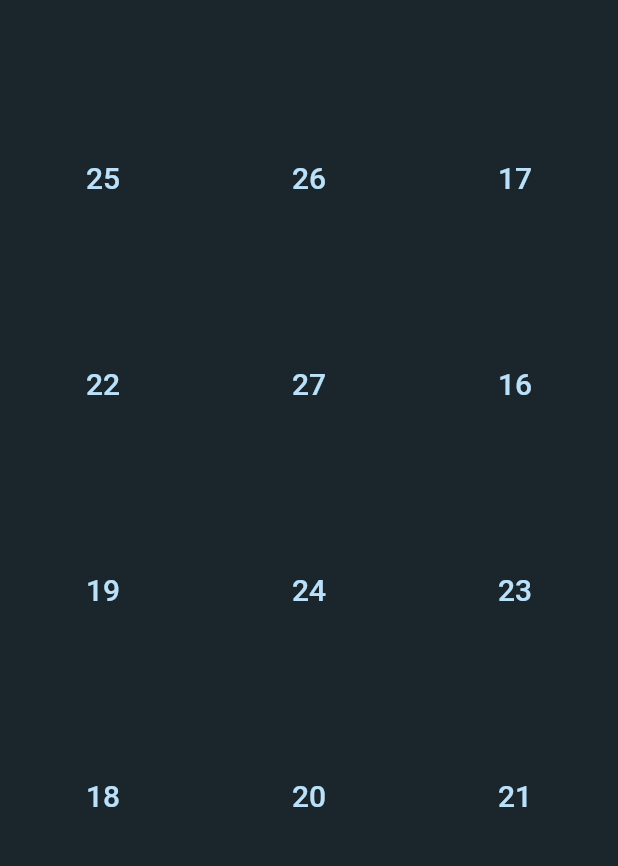
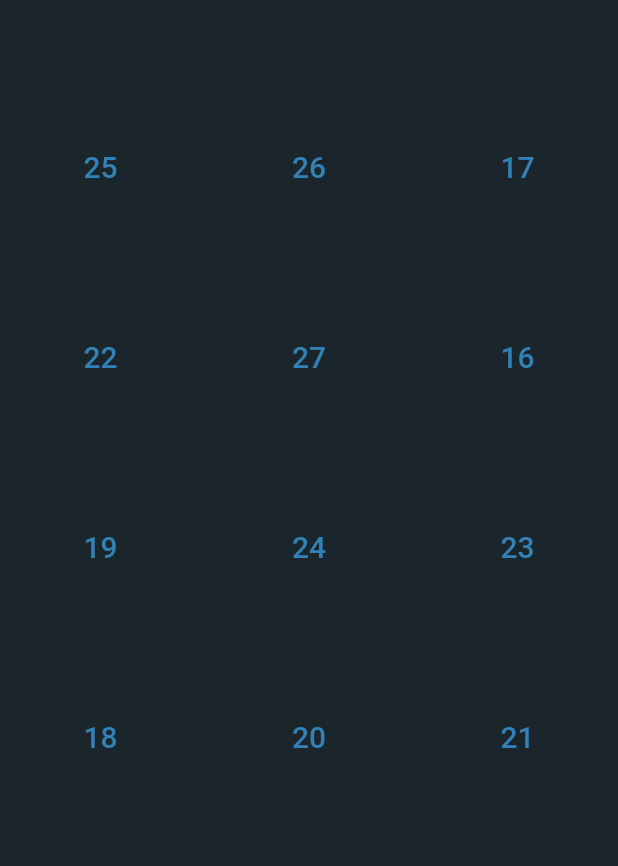
Before and after one commit to Shahryar-Pirooz/Num8erGam3, a Flutter app: the screen it shows after launch, after a tap on "Countink", on a phone screen of 412 x 824 dp, the part 162-1028 px from its top. Run offline on Flutter 3.47's test engine with Material 2 defaults, Android fonts, the phone set to English and light mode, and no system bars; our stand-ins replace google_fonts, responsive_builder.

Commit message:
The CountinkPage.dart is complete for mobiles

```diff
--- a/lib/main.dart
+++ b/lib/main.dart
@@ -1,6 +1,8 @@
 import 'package:flutter/material.dart';
+import 'package:numbergame/pages/CountinkPage.dart';
 import 'package:numbergame/pages/HomeApp.dart';
 import 'package:numbergame/src/colors.dart';
+import 'package:numbergame/test.dart';
 
 main() {
   runApp(MaterialApp(
--- a/lib/pages/CountinkPage.dart
+++ b/lib/pages/CountinkPage.dart
@@ -12,8 +12,29 @@ class CountinkPage extends StatefulWidget {
 }
 
 class _CountinkPageState extends State<CountinkPage> {
+ final Random random = new Random();
+ final List positionsList = [];
+ List<Widget> widgetsList;
+ List<Map<int,bool>> numberList = new List(12);
+  int firstNumber;
+  int otherNumber;
+
+ @override
+  void initState() {
+   numberList = [
+     {0:false},{0:false},{0:false},
+     {0:false},{0:false},{0:false},
+     {0:false},{0:false},{0:false},
+     {0:false},{0:false},{0:false}
+   ];
+   firstNumber = random.nextInt(99);
+   otherNumber = firstNumber;
+   makeRandomNumberList();
+  }
+
   @override
   Widget build(BuildContext context) {
+   widgetsList = [];
     return ResponsiveBuilder(
       builder: (context, sizingInformation) {
         if (sizingInformation.deviceScreenType == DeviceScreenType.mobile)
@@ -29,24 +50,6 @@ class _CountinkPageState extends State<CountinkPage> {
   }
 
   Widget mobile(BuildContext context) {
-    var random = new Random();
-    List positionsList = [];
-    List numberList=new List(12);
-    int firstNumber = random.nextInt(99);
-    int otherNumber = firstNumber;
-    // for create random positions list
-    while (positionsList.length <= 11) {
-      int position = random.nextInt(12);
-      if (!positionsList.contains(position)) {
-        positionsList.add(position);
-      }
-    }
-    // for create numbers
-    for (var pos in positionsList) {
-      numberList[pos] = otherNumber;
-      otherNumber++;
-    }
-
 
     return Scaffold(
       body: SafeArea(
@@ -63,12 +66,47 @@ class _CountinkPageState extends State<CountinkPage> {
             ),
             Flexible(
               flex: 3,
-              child: GridView.count(
-                crossAxisCount: 3,
-                children: List.generate(12, (index){
-                  return customButton(text: numberList[index].toString());
-                })
-              ),
+              child: Builder(
+                builder: (context){
+                  for (var map in numberList) {
+                    var number = map.keys.toList()[0];
+                    var isCorrect = map.values.toList()[0];
+
+                    if (number == firstNumber) {
+                      widgetsList.add(
+                        gameButton(
+                          text: number.toString(),
+                          color: MyColors.blue,
+                          splashColor: MyColors.blue,
+                          isPressed: isCorrect,
+                          onPress: () {
+                            setState(() {
+                              map[firstNumber] = true;
+                              firstNumber++;
+                            });
+                          },
+                        ),
+                      );
+                    } else {
+                      widgetsList.add(gameButton(
+                        text: number.toString(),
+                        splashColor: MyColors.red,
+                        color: MyColors.blue,
+                        isPressed: isCorrect,
+                        onPress: () {},
+                      ));
+                    }
+                  }
+
+                  return GridView.count(
+                    childAspectRatio: 1.1,
+                    mainAxisSpacing: 5,
+                    crossAxisSpacing: 5,
+                    crossAxisCount: 3,
+                    children: List.of(widgetsList), //todo : باید یک لیست از ویجت ها درست کنم ( مثل صفحه تست) که بصورت خودکار ساخته و دسته بنید بشن این عمل باید به وسیله مپ انجام بگیره
+                  );
+                },
+              )
             )
           ],
         ),
@@ -103,4 +141,21 @@ class _CountinkPageState extends State<CountinkPage> {
       ),
     );
   }
+
+  void makeRandomNumberList() {
+      // for create random positions list
+      while (positionsList.length <= 11) {
+        int position = random.nextInt(12);
+        if (!positionsList.contains(position)) {
+          positionsList.add(position);
+        }
+      }
+      // for create numbers
+      for (var pos in positionsList) {
+        numberList[pos]={otherNumber : false};
+        otherNumber++;
+      }
+  }
+
+  void makeWidgetList(List numbers){ }
 }
--- a/lib/src/widgets.dart
+++ b/lib/src/widgets.dart
@@ -1,9 +1,10 @@
 import 'package:flutter/cupertino.dart';
 import 'package:flutter/material.dart';
+import 'package:flutter/rendering.dart';
 import 'package:google_fonts/google_fonts.dart';
 import 'package:numbergame/src/colors.dart';
 
-Widget headerText(String data , { double size = 72.0}) {
+Widget headerText(String data, {double size = 72.0}) {
   return Text(
     data,
     textAlign: TextAlign.center,
@@ -16,19 +17,45 @@ Widget headerText(String data , { double size = 72.0}) {
   );
 }
 
-Widget customButton({VoidCallback onPress, String text = "Enter your Text"}) {
-  return FlatButton(
+Widget customButton(
+    {VoidCallback onPress,
+    String text = "Enter your Text",
+    Color color = Colors.transparent}) {
+  return Container(
+    margin: EdgeInsets.all(10),
+    child: FlatButton(
       onPressed: onPress,
       color: MyColors.blue,
       child: Container(
         margin: EdgeInsets.all(10),
         child: Text(
           text,
-        style: GoogleFonts.luckiestGuy(
-            color: MyColors.blueLight,
-          fontSize: 20
+          style:
+              GoogleFonts.luckiestGuy(color: MyColors.blueLight, fontSize: 20),
         ),
       ),
     ),
   );
 }
+
+Widget gameButton(
+    {VoidCallback onPress,
+    String text = "Enter your Text",
+    Color splashColor = Colors.transparent,
+    Color color,
+    bool isPressed = false}) {
+  Color btnColor = isPressed ? color : Colors.transparent;
+
+  return FlatButton(
+    onPressed: onPress,
+    color: btnColor,
+    splashColor: splashColor,
+    child: Container(
+      margin: EdgeInsets.all(10),
+      child: Text(
+        text,
+        style: GoogleFonts.luckiestGuy(color: MyColors.blue, fontSize: 20),
+      ),
+    ),
+  );
+}
```
Lines whose indentation alone changed are shown as unchanged.
